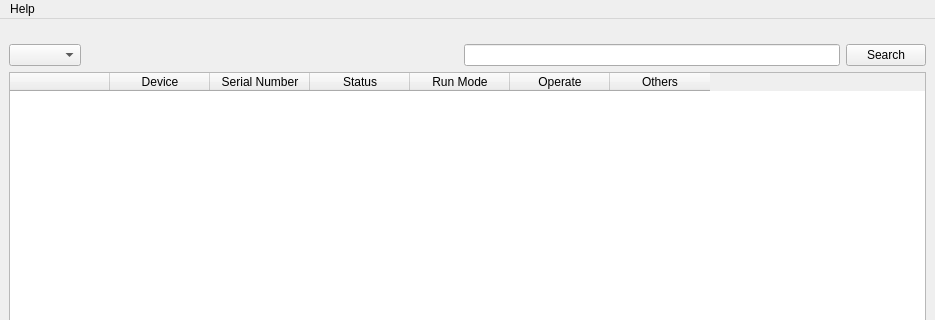
leng-yue/py-scrcpy-client, file scrcpy_ui/mainwindow.ui: the form before one commit; both pictures show x 0 to 935 and y 0 to 320 of the 935 by 679 pixel window.
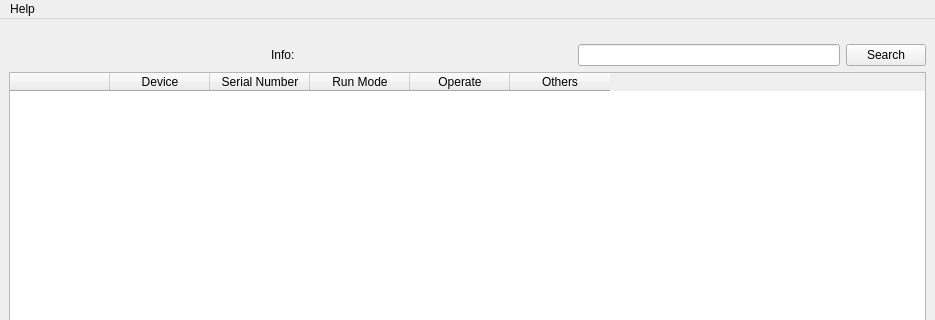
The form after the commit.

```diff
--- a/scrcpy_ui/mainwindow.ui
+++ b/scrcpy_ui/mainwindow.ui
@@ -28,9 +28,6 @@
         <property name="topMargin">
          <number>16</number>
         </property>
-        <item>
-         <widget class="QComboBox" name="combobox_sort"/>
-        </item>
         <item>
          <spacer name="horizontalSpacer">
           <property name="orientation">
@@ -44,6 +41,33 @@
           </property>
          </spacer>
         </item>
+        <item>
+         <widget class="QLabel" name="label_info_title">
+          <property name="text">
+           <string>Info: </string>
+          </property>
+         </widget>
+        </item>
+        <item>
+         <widget class="QLabel" name="label_info_content">
+          <property name="text">
+           <string/>
+          </property>
+         </widget>
+        </item>
+        <item>
+         <spacer name="horizontalSpacer_3">
+          <property name="orientation">
+           <enum>Qt::Horizontal</enum>
+          </property>
+          <property name="sizeHint" stdset="0">
+           <size>
+            <width>40</width>
+            <height>20</height>
+           </size>
+          </property>
+         </spacer>
+        </item>
         <item>
          <widget class="QLineEdit" name="input_search"/>
         </item>
@@ -62,7 +86,7 @@
          <widget class="QTableWidget" name="table_devices">
           <column>
            <property name="text">
-            <string> </string>
+            <string/>
            </property>
           </column>
           <column>
@@ -75,11 +99,6 @@
             <string>Serial Number</string>
            </property>
           </column>
-          <column>
-           <property name="text">
-            <string>Status</string>
-           </property>
-          </column>
           <column>
            <property name="text">
             <string>Run Mode</string>
```
